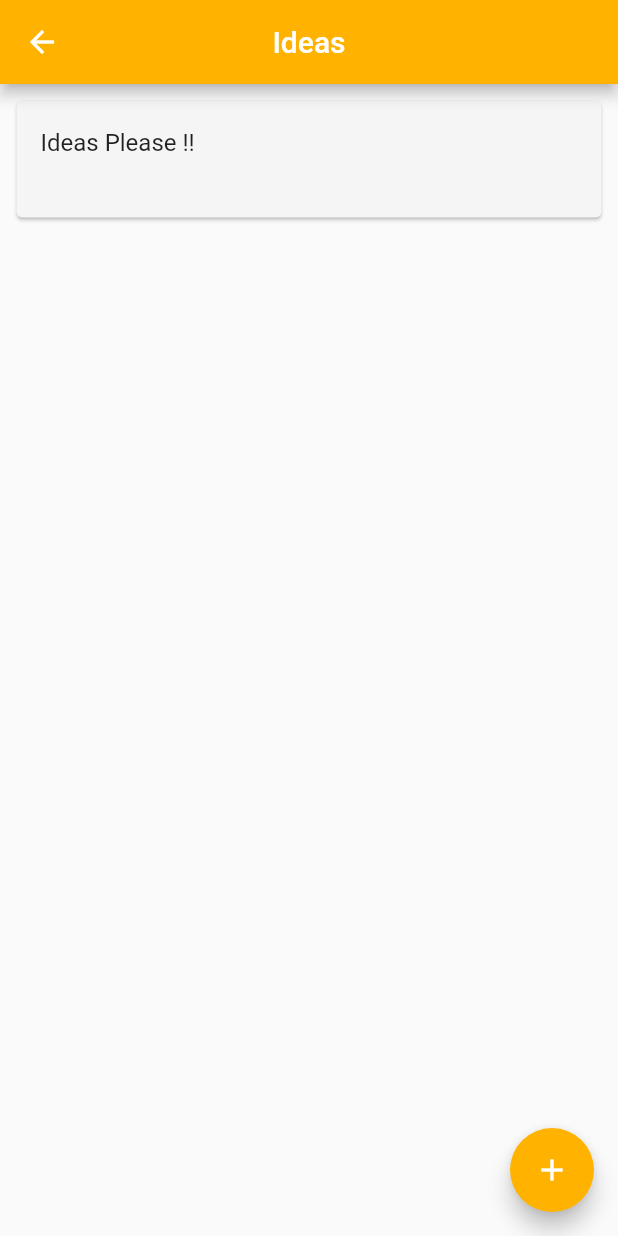
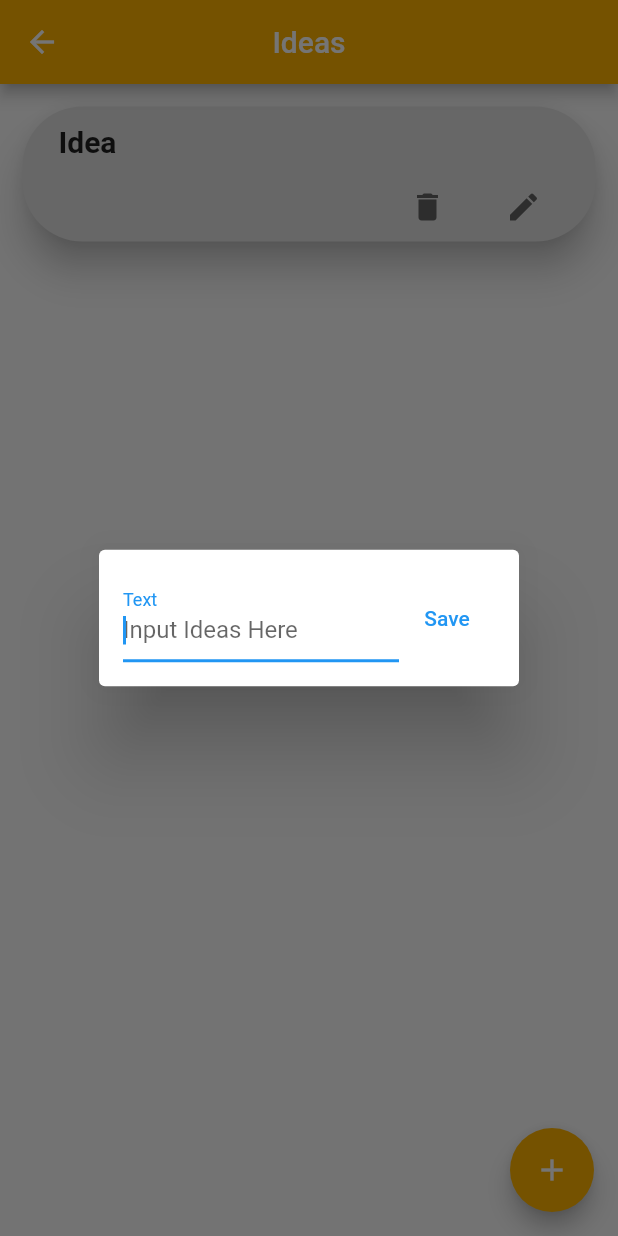
Before and after one commit to akhilbk123/idea_collector, a Flutter app: the Ideas screen opened by its route, after a tap on the "add" icon, on a phone screen of 412 x 824 dp. Run offline on Flutter 3.47's test engine with Material 2 defaults, Android fonts, the light colour scheme and no system bars.

Commit message:
Version11_05
Version11_05

```diff
--- a/lib/screens/ideas.dart
+++ b/lib/screens/ideas.dart
@@ -6,22 +6,25 @@ class Ideas extends StatefulWidget {
 }
 
 class _IdeasState extends State<Ideas> {
-  List<Widget> listofwidgets = [];
+  List<String> _text = ['Idea'];
+  TextEditingController _c;
+  List<int> listofwidgets = [];
+
+  var i = 0;
 
   void additemtolist() {
-    List<Widget> tempList = listofwidgets;
-    tempList.add(Text("Iam Added"));
+    List<int> tempList = listofwidgets;
+    tempList.add(1);
     setState(() {
       listofwidgets = tempList;
     });
   }
 
-  void showmyTile() {}
+  cleartextfield() {
+    _c.clear();
+  }
 
-  Future<void> _showTile() async {
-    return showmyTile<void>(
-        context: context,
-        builder: (BuildContext context) {
+  Widget _buildPopupDialog(BuildContext context) {
     return AlertDialog(
       contentPadding: const EdgeInsets.all(16.0),
       content: Row(
@@ -30,12 +33,34 @@ class _IdeasState extends State<Ideas> {
             child: TextField(
                 autofocus: true,
                 decoration: InputDecoration(
-                          labelText: "Text", hintText: "Input Ideas Here")),
-                )
+                    labelText: "Text", hintText: "Input Ideas Here"),
+                controller: _c),
+          ),
+          SizedBox(height: 10.0),
+          TextButton(
+              onPressed: () {
+                setState(() {
+                  if (i == 0) {
+                    this._text[i] = _c.text;
+                  } else {
+                    this._text.add(_c.text);
+                  }
+                });
+                i = i + 1;
+                cleartextfield();
+                Navigator.pop(context);
+              },
+              child: Text("Save"))
         ],
       ),
     );
-        });
+  }
+
+  @override
+  void initState() {
+    _c = TextEditingController();
+
+    super.initState();
   }
 
   @override
@@ -51,18 +76,62 @@ class _IdeasState extends State<Ideas> {
               itemCount: listofwidgets.length,
               itemBuilder: (context, index) {
                 return Container(
-                  height: 100.0,
+                  // height: 200.0,
                   child: Padding(
                     padding: const EdgeInsets.symmetric(
                         vertical: 10.0, horizontal: 10.0),
+                    child: SizedBox(
+                      height: 100,
                       child: Card(
+                        elevation: 10.0,
+                        shape: RoundedRectangleBorder(
+                            borderRadius: BorderRadius.circular(40.0)),
                         child: ListTile(
                             onTap: () {
-                            _showTile;
+                              Navigator.pushNamed(context, '/milestones');
                             },
-                          title: Text('Ideas Please !!')),
-                      color: Colors.grey[100],
-                      margin: EdgeInsets.all(1.0),
+                            onLongPress: () {
+                              showDialog(
+                                context: context,
+                                builder: (BuildContext context) =>
+                                    _buildPopupDialog(context),
+                              );
+                            },
+                            title: Padding(
+                              padding: const EdgeInsets.all(8.0),
+                              child: Text(
+                                _text[index],
+                                style: TextStyle(
+                                    fontSize: 20.0,
+                                    fontWeight: FontWeight.bold),
+                              ),
+                            ),
+                            subtitle: Column(
+                              children: [
+                                Container(
+                                  child: Row(
+                                    mainAxisAlignment: MainAxisAlignment.end,
+                                    children: [
+                                      TextButton(
+                                          onPressed: () {},
+                                          child: Icon(
+                                            Icons.delete,
+                                            color: Colors.grey[700],
+                                          )),
+                                      TextButton(
+                                          onPressed: () {},
+                                          child: Icon(
+                                            Icons.edit,
+                                            color: Colors.grey[700],
+                                          ))
+                                    ],
+                                  ),
+                                )
+                              ],
+                            )),
+                        color: Colors.grey[300],
+                        margin: EdgeInsets.all(5.0),
+                      ),
                     ),
                   ),
                 );
@@ -70,6 +139,10 @@ class _IdeasState extends State<Ideas> {
       floatingActionButton: FloatingActionButton(
           onPressed: () {
             additemtolist();
+            showDialog(
+              context: context,
+              builder: (BuildContext context) => _buildPopupDialog(context),
+            );
           },
           child: const Icon(Icons.add),
           backgroundColor: Colors.amber[600]),
```
Also changed, not shown: lib/screens/milestones.dart (+94 -1 lines), lib/Funcions/popup_builder.dart (added). Lines whose indentation alone changed are shown as unchanged.
